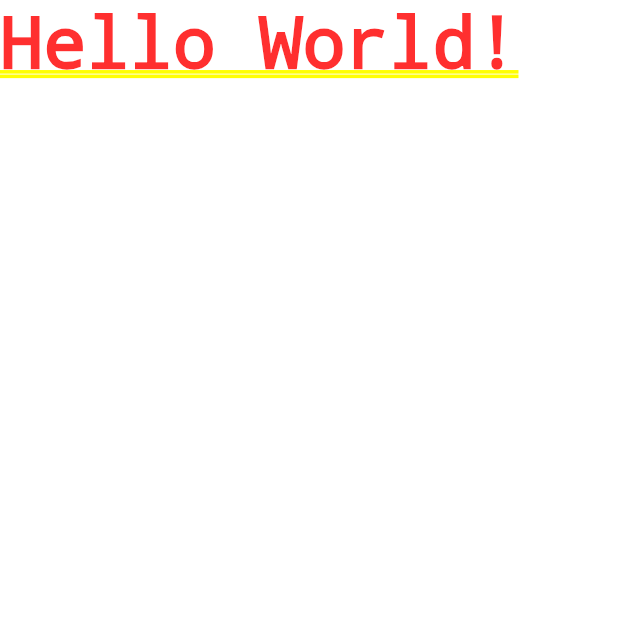
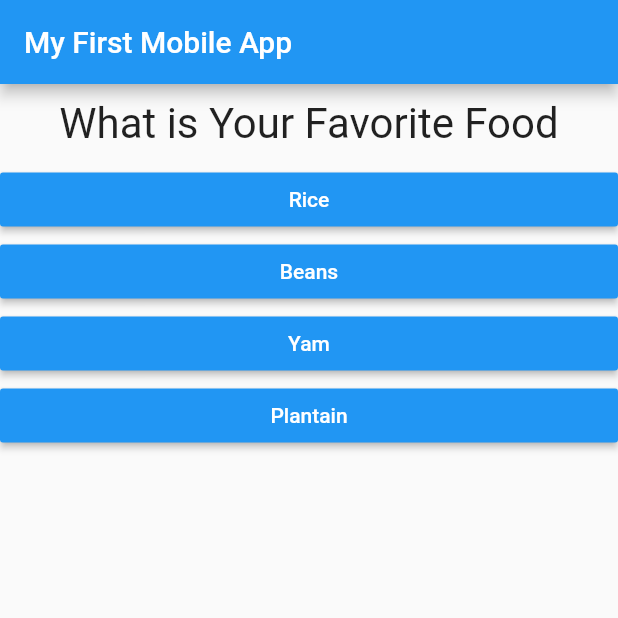
Before and after one commit to YhomiAce/quiz_app, a Flutter app: the screen it shows after launch, on a phone screen of 412 x 824 dp, the top half of it. Run offline on Flutter 3.47's test engine with Material 2 defaults, Android fonts, the phone set to English and light mode, and no system bars.

Commit message:
quiz app done

```diff
--- a/lib/main.dart
+++ b/lib/main.dart
@@ -1,4 +1,7 @@
 import 'package:flutter/material.dart';
+
+import './widgets/quiz.dart';
+import './widgets/result.dart';
 
 // void main() {
 //   runApp(MyApp());
@@ -6,11 +9,104 @@ import 'package:flutter/material.dart';
 
 void main() => runApp(MyApp());
 
-class MyApp extends StatelessWidget {
+class MyApp extends StatefulWidget {
+  @override
+  State<StatefulWidget> createState() {
+    // TODO: implement createState
+    return _MyAppState();
+  }
+}
+
+class _MyAppState extends State<MyApp> {
+  var _questionIndex = 0;
+  var _totalScore = 0;
+
+  void _resetQuiz() {
+    setState(() {
+      _questionIndex = 0;
+      _totalScore = 0;
+    });
+  }
+
+  final _questions = const [
+    {
+      'question': "What is Your Favorite Food",
+      "answers": [
+        {'text': 'Rice', 'score': 5},
+        {'text': 'Beans', 'score': 3},
+        {'text': 'Yam', 'score': 7},
+        {'text': 'Plantain', 'score': 10}
+      ]
+    },
+    {
+      'question': "What\'s Your Favorite Color",
+      "answers": [
+        {'text': 'Red', 'score': 5},
+        {'text': 'Blue', 'score': 2},
+        {'text': 'Black', 'score': 10},
+        {'text': 'Green', 'score': 1}
+      ]
+    },
+    {
+      'question': 'What is Your Favorite Animal',
+      "answers": [
+        {'text': 'Dog', 'score': 2},
+        {'text': 'Cat', 'score': 3},
+        {'text': 'Bird', 'score': 4},
+        {'text': 'Wolf', 'score': 10}
+      ]
+    },
+    {
+      'question': 'Who is Your Favorite Superhero',
+      "answers": [
+        {'text': 'Spiderman', 'score': 4},
+        {'text': 'Superman', 'score': 5},
+        {'text': 'Ironman', 'score': 6},
+        {'text': 'Batman', 'score': 8}
+      ]
+    },
+    {
+      'question': 'What is Your Favorite Anime',
+      "answers": [
+        {'text': 'Naruto', 'score': 5},
+        {'text': 'One piece', 'score': 10},
+        {'text': 'Bleach', 'score': 2},
+        {'text': 'Fairy Tail', 'score': 4}
+      ]
+    },
+  ];
+  void _answerQuestion(int score) {
+    setState(() {
+      _questionIndex = _questionIndex + 1;
+    });
+    // _totalScore = _totalScore + score;
+    _totalScore += score;
+    print('Answer Choosen');
+    print(_questionIndex);
+    if (_questionIndex < _questions.length) {
+      print('We have more questions');
+    } else {
+      print("No More questions");
+    }
+  }
+
   @override
   Widget build(BuildContext context) {
+    // var dummy = ["Hello"];
+    // dummy.add('Yomi');
+    // print(dummy);
+
     return MaterialApp(
-      home: Text("Hello World!"),
+      home: Scaffold(
+          appBar: AppBar(
+            title: Text("My First Mobile App"),
+          ),
+          body: _questionIndex < _questions.length
+              ? Quiz(
+                  answerQuestion: _answerQuestion,
+                  questions: _questions,
+                  questionIndex: _questionIndex)
+              : Result(_totalScore, _resetQuiz)),
     );
   }
 }
--- /dev/null
+++ b/lib/widgets/answer.dart
@@ -0,0 +1,19 @@
+import 'package:flutter/material.dart';
+
+class Answer extends StatelessWidget {
+  final Function selectHandler;
+  final String answerText;
+  Answer(this.selectHandler, this.answerText);
+  @override
+  Widget build(BuildContext context) {
+    return Container(
+      width: double.infinity,
+      child: RaisedButton(
+        color: Colors.blue,
+        textColor: Colors.white,
+        child: Text(answerText),
+        onPressed: selectHandler,
+      ),
+    );
+  }
+}
--- /dev/null
+++ b/lib/widgets/question.dart
@@ -0,0 +1,19 @@
+import 'package:flutter/material.dart';
+
+class Question extends StatelessWidget {
+  final String questionText;
+  Question(this.questionText);
+
+  @override
+  Widget build(BuildContext context) {
+    return Container(
+      width: double.infinity,
+      margin: EdgeInsets.all(10),
+      child: Text(
+        questionText,
+        style: TextStyle(fontSize: 28),
+        textAlign: TextAlign.center,
+      ),
+    );
+  }
+}
--- /dev/null
+++ b/lib/widgets/quiz.dart
@@ -0,0 +1,29 @@
+import 'package:flutter/material.dart';
+
+import './question.dart';
+import './answer.dart';
+
+class Quiz extends StatelessWidget {
+  final Function answerQuestion;
+  final int questionIndex;
+  final List<Map<String, Object>> questions;
+
+  Quiz(
+      {@required this.questions,
+      @required this.answerQuestion,
+      @required this.questionIndex});
+
+  @override
+  Widget build(BuildContext context) {
+    return Column(
+      children: [
+        Question(questions[questionIndex]['question']),
+        ...(questions[questionIndex]['answers'] as List<Map<String, Object>>)
+            .map((answer) {
+          return Answer(() => answerQuestion(answer['score']), answer['text']);
+        }).toList()
+        // ElevatedButton()
+      ],
+    );
+  }
+}
```
Also changed, not shown: lib/widgets/result.dart (added, +49 -0 lines).
